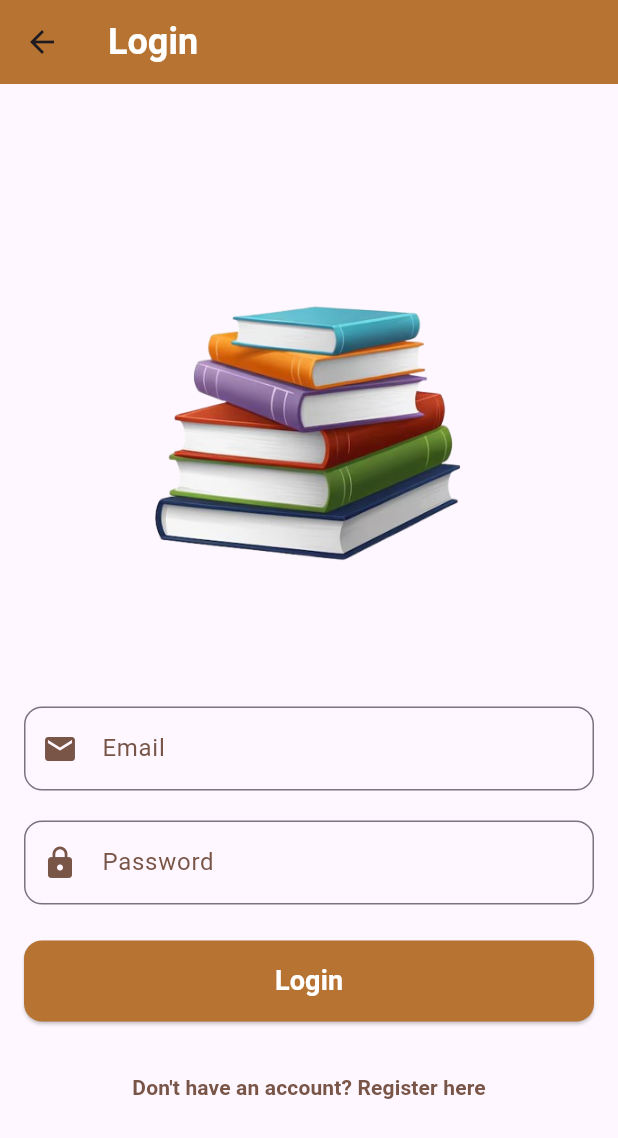
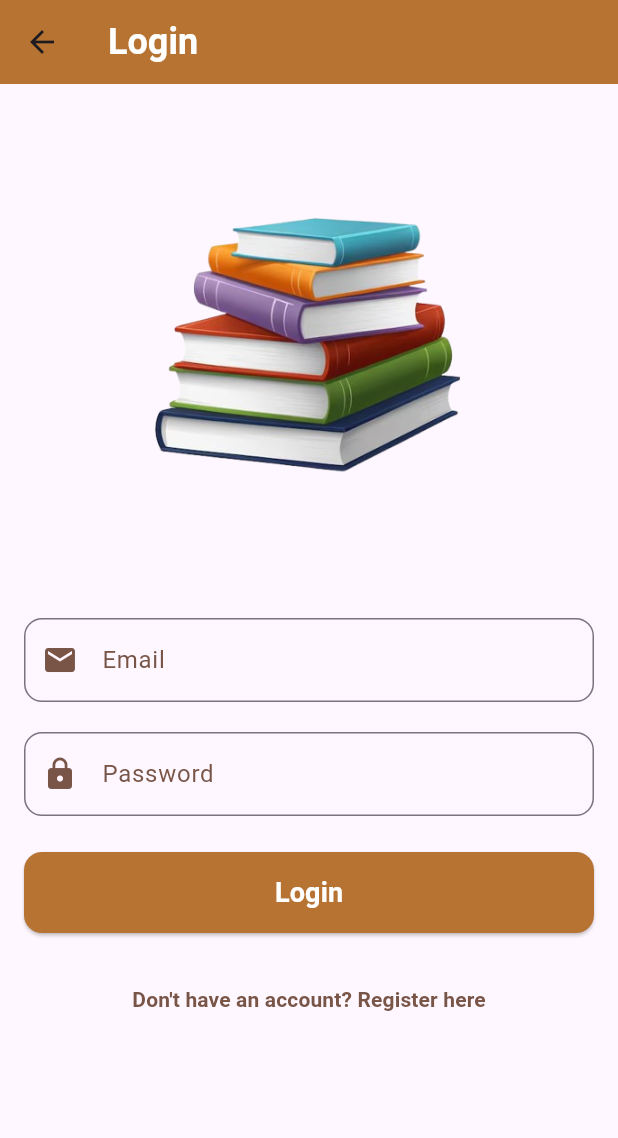
Before and after one commit to bellakhalrania/Projet-flutter-_expressjs_sqflite, a Flutter app: the screen it shows after launch, after a tap on "Login", on a phone screen of 412 x 824 dp. Shown: the top 1138 px of the screen. Run offline on Flutter 3.47's test engine with Material 3 defaults, Android fonts, the phone set to English and light mode, and no system bars; our stand-ins replace cached_network_image, flutter_secure_storage, image_picker; network calls fail; project files that could hold a hidden picture were left out.

Commit message:
new change

```diff
--- a/frontend_flutter/lib/Services/book_service.dart
+++ b/frontend_flutter/lib/Services/book_service.dart
@@ -5,7 +5,7 @@ import 'package:image_picker/image_picker.dart';
 import '../Models/book_model.dart';
 
 class BookService {
-  static const String baseUrl = 'http://172.25.240.1:3000/api/books';
+  static const String baseUrl = 'http://192.168.56.1:3000/api/books';
 
   // Obtenir tous les livres
   static Future<List<Book>> getBooks() async {
--- a/frontend_flutter/lib/Services/borrow_service.dart
+++ b/frontend_flutter/lib/Services/borrow_service.dart
@@ -7,7 +7,7 @@ import '../Models/borrowRequest.dart';
 
 class BorrowService {
   // Remplacez par l'URL de votre serveur backend
-  static const String _baseUrl = 'http://172.25.240.1:3000/api';
+  static const String _baseUrl = 'http://192.168.56.1:3000/api';
 
   /// Crée une demande d'emprunt
   static Future<bool> createBorrowRequest(String bookId, String userId) async {
--- a/frontend_flutter/lib/Services/user_service.dart
+++ b/frontend_flutter/lib/Services/user_service.dart
@@ -3,7 +3,7 @@ import 'package:http/http.dart' as http;
 import 'package:flutter_secure_storage/flutter_secure_storage.dart';
 
 class AuthService {
-  final String baseUrl = 'http://172.25.240.1:3000/api/users';
+  final String baseUrl = 'http://192.168.56.1:3000/api/users';
   final _storage = const FlutterSecureStorage();
 
   Future<bool> login(String email, String password) async {
--- a/frontend_flutter/lib/loginpage.dart
+++ b/frontend_flutter/lib/loginpage.dart
@@ -61,31 +61,31 @@ class _LoginScreenState extends State<LoginScreen> {
         ),
         backgroundColor: Color(0xFFB67332), // Couleur de fond de la barre d'application
       ),
-      body: Padding(
+      body: SingleChildScrollView(
+        child: Padding(
           padding: const EdgeInsets.all(16.0),
           child: Column(
-          mainAxisAlignment: MainAxisAlignment.center, // Centrer les éléments verticalement
+            mainAxisAlignment: MainAxisAlignment.center,
             children: [
               Image.asset(
-              'assets/books.png', // Remplacez par le chemin de votre image
+                'assets/books.png',
                 height: 300,
                 width: 350,
-            )
-           ,
+              ),
               SizedBox(height: 40),
               TextField(
                 controller: _emailController,
                 decoration: InputDecoration(
                   labelText: 'Email',
-                labelStyle: TextStyle(color: Colors.brown), // Couleur du label
+                  labelStyle: TextStyle(color: Colors.brown),
                   border: OutlineInputBorder(
                     borderRadius: BorderRadius.circular(12.0),
                   ),
                   focusedBorder: OutlineInputBorder(
-                  borderSide: BorderSide(color: Colors.brown), // Couleur lors de la mise au point
+                    borderSide: BorderSide(color: Colors.brown),
                   ),
                   prefixIcon: Icon(
-                  Icons.email, // Icône pour email
+                    Icons.email,
                     color: Colors.brown,
                   ),
                 ),
@@ -103,7 +103,7 @@ class _LoginScreenState extends State<LoginScreen> {
                     borderSide: BorderSide(color: Colors.brown),
                   ),
                   prefixIcon: Icon(
-                Icons.lock, // Icône pour indiquer un champ de mot de passe
+                    Icons.lock,
                     color: Colors.brown,
                   ),
                 ),
@@ -111,15 +111,15 @@ class _LoginScreenState extends State<LoginScreen> {
               ),
               SizedBox(height: 24),
               Container(
-              width: double.infinity, // Bouton s'adapte à la largeur maximale
+                width: double.infinity,
                 child: ElevatedButton(
                   onPressed: _login,
                   style: ElevatedButton.styleFrom(
-                  foregroundColor: Colors.white, // Couleur du texte
-                  backgroundColor: Color(0xFFB67332), // Couleur du bouton
-                  padding: EdgeInsets.symmetric(vertical: 14.0), // Augmenter la hauteur
+                    foregroundColor: Colors.white,
+                    backgroundColor: Color(0xFFB67332),
+                    padding: EdgeInsets.symmetric(vertical: 14.0),
                     shape: RoundedRectangleBorder(
-                    borderRadius: BorderRadius.circular(12.0), // Coins arrondis
+                      borderRadius: BorderRadius.circular(12.0),
                     ),
                   ),
                   child: Text(
@@ -147,6 +147,7 @@ class _LoginScreenState extends State<LoginScreen> {
             ],
           ),
         ),
+      ),
 
     );
   }
--- a/frontend_flutter/lib/views/listbook.dart
+++ b/frontend_flutter/lib/views/listbook.dart
@@ -115,7 +115,7 @@ class _BookListScreenState extends State<BookListScreen> {
                       ? ClipRRect(
                     borderRadius: BorderRadius.circular(8.0),
                     child: CachedNetworkImage(
-                      imageUrl: "http://172.25.240.1:3000/" + book.image!.replaceAll("\\", "/"),
+                      imageUrl: "http://192.168.56.1:3000/" + book.image!.replaceAll("\\", "/"),
                       placeholder: (context, url) => CircularProgressIndicator(
                         strokeWidth: 2.0,
                       ),
--- a/frontend_flutter/lib/welcomescreen.dart
+++ b/frontend_flutter/lib/welcomescreen.dart
@@ -27,6 +27,8 @@ class WelcomeScreen extends StatelessWidget {
                 style: TextStyle(
                   fontSize: 30,
                   fontWeight: FontWeight.bold,
+                  fontFamily: 'DMSerifText', // Nom de la police configurée dans pubspec.yaml
+                  fontStyle: FontStyle.italic,
                   color: Color(0xFFB67332), // Texte en couleur principale
                 ),
                 textAlign: TextAlign.center,
```
Also changed, not shown: frontend_flutter/lib/registerpage.dart (+3 -5 lines), frontend_flutter/lib/user/bookScreen.dart (+104 -52 lines), frontend_flutter/lib/user/borrowscreen.dart (+19 -7 lines), frontend_flutter/pubspec.yaml (+5 -5 lines), frontend_flutter/fonts/DMSerifText-Italic.ttf (added), frontend_flutter/fonts/DMSerifText-Regular.ttf (added), 1 other file. Lines whose indentation alone changed are shown as unchanged.
